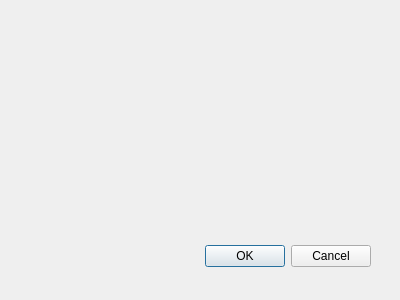
Qt form stream_options_dialog_base.ui (kartoza/stream_feature_extractor) before a commit.
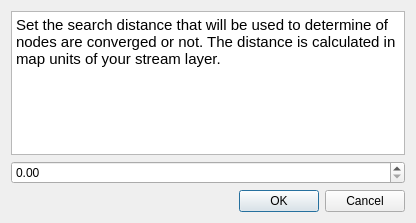
The same form after that commit.

Commit message: Wired up options dialog

What changed in the file:
```diff
--- a/stream_options_dialog_base.ui
+++ b/stream_options_dialog_base.ui
@@ -1,33 +1,43 @@
 <ui version="4.0" >
  <class>OptionsDialogBase</class>
- <widget class="QDialog" name="OptionsDialogBase" >
-  <property name="geometry" >
+ <widget class="QDialog" name="OptionsDialogBase">
+  <property name="geometry">
    <rect>
     <x>0</x>
     <y>0</y>
-    <width>400</width>
-    <height>300</height>
+    <width>416</width>
+    <height>223</height>
    </rect>
   </property>
   <property name="windowTitle" >
    <string>Options</string>
   </property>
-  <widget class="QDialogButtonBox" name="button_box" >
-   <property name="geometry" >
-    <rect>
-     <x>30</x>
-     <y>240</y>
-     <width>341</width>
-     <height>32</height>
-    </rect>
-   </property>
-   <property name="orientation" >
-    <enum>Qt::Horizontal</enum>
-   </property>
-   <property name="standardButtons" >
-    <set>QDialogButtonBox::Cancel|QDialogButtonBox::Ok</set>
-   </property>
-  </widget>
+  <layout class="QGridLayout" name="gridLayout">
+   <item row="0" column="0" colspan="2">
+    <widget class="QTextBrowser" name="textBrowser">
+     <property name="html">
+      <string>&lt;!DOCTYPE HTML PUBLIC &quot;-//W3C//DTD HTML 4.0//EN&quot; &quot;http://www.w3.org/TR/REC-html40/strict.dtd&quot;&gt;
+&lt;html&gt;&lt;head&gt;&lt;meta name=&quot;qrichtext&quot; content=&quot;1&quot; /&gt;&lt;style type=&quot;text/css&quot;&gt;
+p, li { white-space: pre-wrap; }
+&lt;/style&gt;&lt;/head&gt;&lt;body style=&quot; font-family:'Cantarell'; font-size:11pt; font-weight:400; font-style:normal;&quot;&gt;
+&lt;p style=&quot; margin-top:0px; margin-bottom:0px; margin-left:0px; margin-right:0px; -qt-block-indent:0; text-indent:0px;&quot;&gt;Set the search distance that will be used to determine of nodes are converged or not. The distance is calculated in map units of your stream layer.&lt;/p&gt;&lt;/body&gt;&lt;/html&gt;</string>
+     </property>
+    </widget>
+   </item>
+   <item row="2" column="0" colspan="2">
+    <widget class="QDialogButtonBox" name="button_box">
+     <property name="orientation">
+      <enum>Qt::Horizontal</enum>
+     </property>
+     <property name="standardButtons">
+      <set>QDialogButtonBox::Cancel|QDialogButtonBox::Ok</set>
+     </property>
+    </widget>
+   </item>
+   <item row="1" column="0" colspan="2">
+    <widget class="QDoubleSpinBox" name="distance"/>
+   </item>
+  </layout>
  </widget>
  <resources/>
  <connections>
```
Left out of the diff: 29 changed lines with no effect on the pictures. The commit also changes 5 other files.
